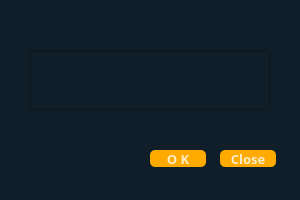
First picture: the form in ui/getname.ui, repository cach007/face_findeer, before the edit.
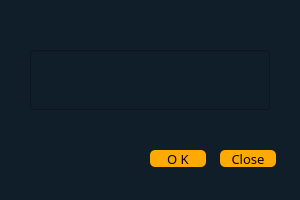
Second picture: the form after the edit.

What changed in the file:
```diff
--- a/ui/getname.ui
+++ b/ui/getname.ui
@@ -66,16 +66,16 @@
     </property>
     <property name="font">
      <font>
-      <family>Agency FB</family>
+      <family>Arial Rounded MT Bold</family>
       <pointsize>10</pointsize>
-      <weight>75</weight>
-      <bold>true</bold>
+      <weight>50</weight>
+      <bold>false</bold>
      </font>
     </property>
     <property name="styleSheet">
      <string notr="true">QPushButton#pushButton{
 background-color:rgb(255, 170, 0);
-color:rgba(255, 255, 255, 200);
+	color: rgb(0, 0, 0);
 border-radius:5px;
 }
 QPushButton#pushButton:pressed{
@@ -103,16 +103,16 @@
     </property>
     <property name="font">
      <font>
-      <family>Agency FB</family>
+      <family>Arial Rounded MT Bold</family>
       <pointsize>10</pointsize>
-      <weight>75</weight>
-      <bold>true</bold>
+      <weight>50</weight>
+      <bold>false</bold>
      </font>
     </property>
     <property name="styleSheet">
      <string notr="true">QPushButton#pushButton_2{
 background-color:rgb(255, 170, 0);
-color:rgba(255, 255, 255, 200);
+	color: rgb(0, 0, 0);
 border-radius:5px;
 }
 QPushButton#pushButton_2:pressed{
```
